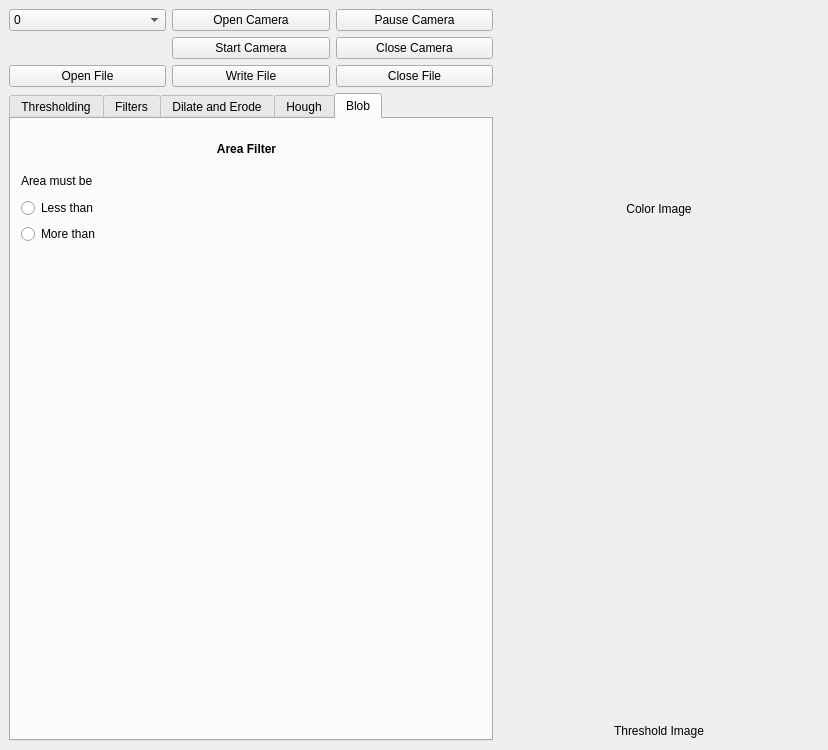
icyflame/vision-gui-final, file ui/mainwindow.ui: the form before one commit.
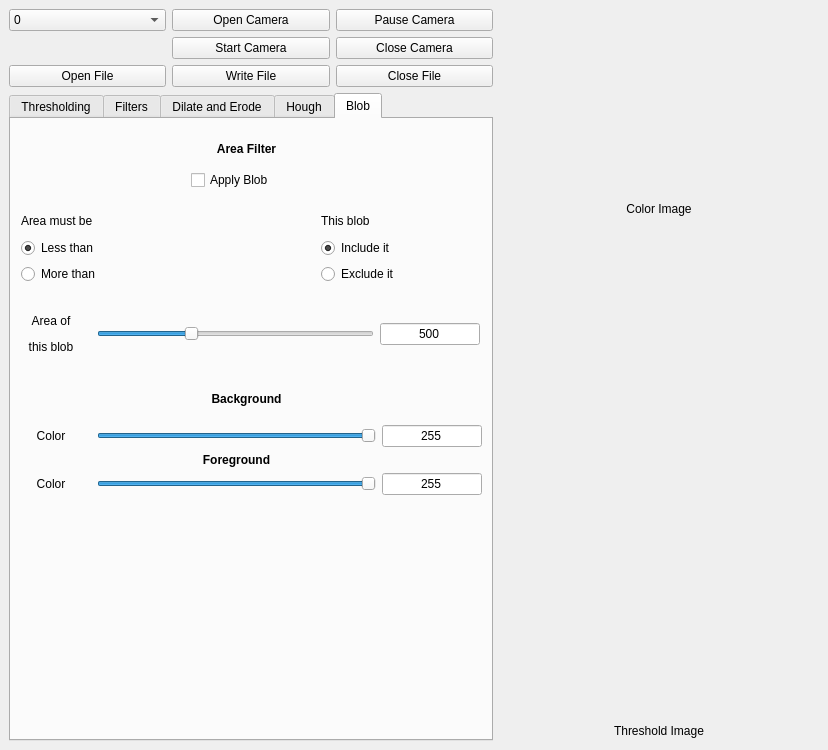
The form after the commit.

Commit message: Added the blob area filter

```diff
--- a/ui/mainwindow.ui
+++ b/ui/mainwindow.ui
@@ -1341,7 +1341,7 @@
             <property name="geometry">
              <rect>
               <x>10</x>
-              <y>50</y>
+              <y>90</y>
               <width>160</width>
               <height>75</height>
              </rect>
@@ -1359,6 +1359,9 @@
                <property name="text">
                 <string>Less than</string>
                </property>
+               <property name="checked">
+                <bool>true</bool>
+               </property>
               </widget>
              </item>
              <item row="2" column="0">
@@ -1370,6 +1373,287 @@
              </item>
             </layout>
            </widget>
+           <widget class="QCheckBox" name="blobCheck">
+            <property name="geometry">
+             <rect>
+              <x>180</x>
+              <y>50</y>
+              <width>101</width>
+              <height>22</height>
+             </rect>
+            </property>
+            <property name="text">
+             <string>Apply Blob</string>
+            </property>
+           </widget>
+           <widget class="QWidget" name="gridLayoutWidget_10">
+            <property name="geometry">
+             <rect>
+              <x>0</x>
+              <y>260</y>
+              <width>471</width>
+              <height>116</height>
+             </rect>
+            </property>
+            <layout class="QGridLayout" name="gridLayout_12">
+             <item row="0" column="0">
+              <widget class="QLabel" name="label_26">
+               <property name="text">
+                <string>&lt;html&gt;&lt;head/&gt;&lt;body&gt;&lt;p align=&quot;center&quot;&gt;&lt;span style=&quot; font-weight:600;&quot;&gt;Background&lt;/span&gt;&lt;/p&gt;&lt;/body&gt;&lt;/html&gt;</string>
+               </property>
+              </widget>
+             </item>
+             <item row="1" column="0">
+              <layout class="QGridLayout" name="gridLayout_10">
+               <item row="0" column="1">
+                <widget class="QSlider" name="backgroundRSlider">
+                 <property name="maximum">
+                  <number>255</number>
+                 </property>
+                 <property name="value">
+                  <number>255</number>
+                 </property>
+                 <property name="orientation">
+                  <enum>Qt::Horizontal</enum>
+                 </property>
+                </widget>
+               </item>
+               <item row="0" column="2">
+                <widget class="QLineEdit" name="backgroundRSliderLE">
+                 <property name="minimumSize">
+                  <size>
+                   <width>100</width>
+                   <height>0</height>
+                  </size>
+                 </property>
+                 <property name="maximumSize">
+                  <size>
+                   <width>100</width>
+                   <height>16777215</height>
+                  </size>
+                 </property>
+                 <property name="text">
+                  <string>255</string>
+                 </property>
+                 <property name="alignment">
+                  <set>Qt::AlignCenter</set>
+                 </property>
+                 <property name="readOnly">
+                  <bool>true</bool>
+                 </property>
+                </widget>
+               </item>
+               <item row="0" column="0">
+                <widget class="QLabel" name="label_18">
+                 <property name="minimumSize">
+                  <size>
+                   <width>80</width>
+                   <height>0</height>
+                  </size>
+                 </property>
+                 <property name="maximumSize">
+                  <size>
+                   <width>80</width>
+                   <height>16777215</height>
+                  </size>
+                 </property>
+                 <property name="text">
+                  <string>Color</string>
+                 </property>
+                 <property name="alignment">
+                  <set>Qt::AlignCenter</set>
+                 </property>
+                </widget>
+               </item>
+               <item row="1" column="1">
+                <widget class="QLabel" name="label_27">
+                 <property name="text">
+                  <string>&lt;html&gt;&lt;head/&gt;&lt;body&gt;&lt;p align=&quot;center&quot;&gt;&lt;span style=&quot; font-weight:600;&quot;&gt;Foreground&lt;/span&gt;&lt;/p&gt;&lt;/body&gt;&lt;/html&gt;</string>
+                 </property>
+                </widget>
+               </item>
+               <item row="2" column="2">
+                <widget class="QLineEdit" name="foregroundRSliderLE">
+                 <property name="minimumSize">
+                  <size>
+                   <width>100</width>
+                   <height>0</height>
+                  </size>
+                 </property>
+                 <property name="maximumSize">
+                  <size>
+                   <width>100</width>
+                   <height>16777215</height>
+                  </size>
+                 </property>
+                 <property name="text">
+                  <string>255</string>
+                 </property>
+                 <property name="alignment">
+                  <set>Qt::AlignCenter</set>
+                 </property>
+                 <property name="readOnly">
+                  <bool>true</bool>
+                 </property>
+                </widget>
+               </item>
+               <item row="2" column="0">
+                <widget class="QLabel" name="label_25">
+                 <property name="minimumSize">
+                  <size>
+                   <width>80</width>
+                   <height>0</height>
+                  </size>
+                 </property>
+                 <property name="maximumSize">
+                  <size>
+                   <width>80</width>
+                   <height>16777215</height>
+                  </size>
+                 </property>
+                 <property name="text">
+                  <string>Color</string>
+                 </property>
+                 <property name="alignment">
+                  <set>Qt::AlignCenter</set>
+                 </property>
+                </widget>
+               </item>
+               <item row="2" column="1">
+                <widget class="QSlider" name="foregroundRSlider">
+                 <property name="maximum">
+                  <number>255</number>
+                 </property>
+                 <property name="value">
+                  <number>255</number>
+                 </property>
+                 <property name="orientation">
+                  <enum>Qt::Horizontal</enum>
+                 </property>
+                </widget>
+               </item>
+              </layout>
+             </item>
+            </layout>
+           </widget>
+           <widget class="QWidget" name="gridLayoutWidget_31">
+            <property name="geometry">
+             <rect>
+              <x>310</x>
+              <y>90</y>
+              <width>160</width>
+              <height>75</height>
+             </rect>
+            </property>
+            <layout class="QGridLayout" name="gridLayout_35">
+             <item row="0" column="0">
+              <widget class="QLabel" name="label_61">
+               <property name="text">
+                <string>This blob</string>
+               </property>
+              </widget>
+             </item>
+             <item row="1" column="0">
+              <widget class="QRadioButton" name="blobInclude">
+               <property name="text">
+                <string>Include it</string>
+               </property>
+               <property name="checked">
+                <bool>true</bool>
+               </property>
+              </widget>
+             </item>
+             <item row="2" column="0">
+              <widget class="QRadioButton" name="blobExclude">
+               <property name="text">
+                <string>Exclude it</string>
+               </property>
+              </widget>
+             </item>
+            </layout>
+           </widget>
+           <widget class="QWidget" name="gridLayoutWidget_9">
+            <property name="geometry">
+             <rect>
+              <x>0</x>
+              <y>190</y>
+              <width>469</width>
+              <height>51</height>
+             </rect>
+            </property>
+            <layout class="QGridLayout" name="gridLayout_11">
+             <item row="0" column="0">
+              <widget class="QLabel" name="label_29">
+               <property name="minimumSize">
+                <size>
+                 <width>80</width>
+                 <height>0</height>
+                </size>
+               </property>
+               <property name="maximumSize">
+                <size>
+                 <width>80</width>
+                 <height>16777215</height>
+                </size>
+               </property>
+               <property name="text">
+                <string>&lt;html&gt;&lt;head/&gt;&lt;body&gt;&lt;p align=&quot;center&quot;&gt;Area of&lt;/p&gt;&lt;p align=&quot;center&quot;&gt;this blob&lt;/p&gt;&lt;/body&gt;&lt;/html&gt;</string>
+               </property>
+               <property name="alignment">
+                <set>Qt::AlignCenter</set>
+               </property>
+              </widget>
+             </item>
+             <item row="0" column="2">
+              <widget class="QLineEdit" name="areablobSliderLE">
+               <property name="minimumSize">
+                <size>
+                 <width>100</width>
+                 <height>0</height>
+                </size>
+               </property>
+               <property name="maximumSize">
+                <size>
+                 <width>100</width>
+                 <height>16777215</height>
+                </size>
+               </property>
+               <property name="text">
+                <string>500</string>
+               </property>
+               <property name="alignment">
+                <set>Qt::AlignCenter</set>
+               </property>
+               <property name="readOnly">
+                <bool>true</bool>
+               </property>
+              </widget>
+             </item>
+             <item row="0" column="1">
+              <widget class="QSlider" name="areablobSlider">
+               <property name="maximum">
+                <number>1500</number>
+               </property>
+               <property name="singleStep">
+                <number>10</number>
+               </property>
+               <property name="value">
+                <number>500</number>
+               </property>
+               <property name="orientation">
+                <enum>Qt::Horizontal</enum>
+               </property>
+              </widget>
+             </item>
+            </layout>
+           </widget>
+           <zorder>label_56</zorder>
+           <zorder>gridLayoutWidget_29</zorder>
+           <zorder>blobCheck</zorder>
+           <zorder>gridLayoutWidget_10</zorder>
+           <zorder>verticalSpacer_6</zorder>
+           <zorder>gridLayoutWidget_31</zorder>
+           <zorder>gridLayoutWidget_9</zorder>
           </widget>
          </widget>
         </item>
```
Left out of the diff: 110 changed lines with no effect on the pictures. The commit also changes 242 other files.
